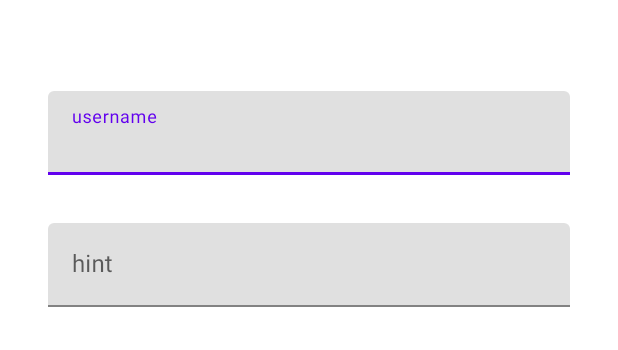
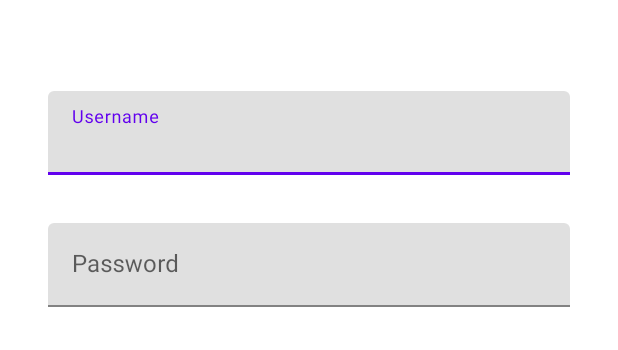
Before and after one commit to UnknownArt01/ProgTech_Zakat, an Android app: the layout activity_login.xml on its own in the app's theme, with its tools: preview values and no code run, on a phone screen of 412 x 824 dp. Shown: the part 138-488 px from the top of the screen. Run offline under Robolectric (Android 15) with nearby library versions, the phone set to English and light mode, and no system bars.

Commit message:
third Init

```diff
--- a/app/src/main/res/layout/activity_login.xml
+++ b/app/src/main/res/layout/activity_login.xml
@@ -53,7 +53,7 @@
         <com.google.android.material.textfield.TextInputEditText
             android:layout_width="match_parent"
             android:layout_height="wrap_content"
-            android:hint="username" />
+            android:hint="Username" />
     </com.google.android.material.textfield.TextInputLayout>
 
     <com.google.android.material.textfield.TextInputLayout
@@ -70,7 +70,7 @@
         <com.google.android.material.textfield.TextInputEditText
             android:layout_width="match_parent"
             android:layout_height="wrap_content"
-            android:hint="hint" />
+            android:hint="Password" />
 
     </com.google.android.material.textfield.TextInputLayout>
 </androidx.constraintlayout.widget.ConstraintLayout>
```
